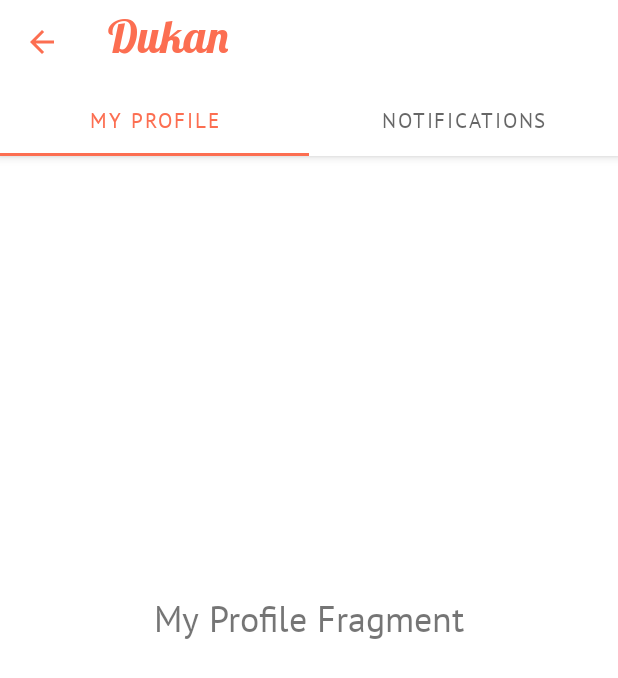
After one commit to milanvthakor/dukan-app, an Android app: the ProfileFragment screen opened directly, with no data from a screen before it, on a phone screen of 412 x 824 dp. The commit adds this screen. Shown: the top 678 px of the screen. Run offline under Robolectric (Android 15) with nearby library versions, the phone set to English and light mode, and no system bars.

Commit message:
Internship Day11:- Task 2, Implement Tab Layout with ViewPager and Fragments.

```diff
--- a/app/build.gradle
+++ b/app/build.gradle
@@ -36,6 +36,7 @@ dependencies {
 
     // Glide
     implementation 'com.github.bumptech.glide:glide:4.12.0'
+    implementation 'androidx.legacy:legacy-support-v4:1.0.0'
     annotationProcessor 'com.github.bumptech.glide:compiler:4.12.0'
 
     testImplementation 'junit:junit:4.+'
--- a/app/src/main/AndroidManifest.xml
+++ b/app/src/main/AndroidManifest.xml
@@ -13,7 +13,8 @@
         android:supportsRtl="true"
         android:theme="@style/Theme.Dukan"
         tools:ignore="AllowBackup">
-        <activity android:name=".ProductDetailsActivity"></activity>
+        <activity android:name=".SettingsActivity"></activity>
+        <activity android:name=".ProductDetailsActivity" />
         <activity android:name=".ProductListActivity" />
         <activity
             android:name=".RegisterActivity"
--- /dev/null
+++ b/app/src/main/java/com/milan/dukan/ProfileFragment.java
@@ -0,0 +1,64 @@
+package com.milan.dukan;
+
+import android.os.Bundle;
+
+import androidx.fragment.app.Fragment;
+
+import android.view.LayoutInflater;
+import android.view.View;
+import android.view.ViewGroup;
+
+/**
+ * A simple {@link Fragment} subclass.
+ * Use the {@link ProfileFragment#newInstance} factory method to
+ * create an instance of this fragment.
+ */
+public class ProfileFragment extends Fragment {
+
+    // TODO: Rename parameter arguments, choose names that match
+    // the fragment initialization parameters, e.g. ARG_ITEM_NUMBER
+    private static final String ARG_PARAM1 = "param1";
+    private static final String ARG_PARAM2 = "param2";
+
+    // TODO: Rename and change types of parameters
+    private String mParam1;
+    private String mParam2;
+
+    public ProfileFragment() {
+        // Required empty public constructor
+    }
+
+    /**
+     * Use this factory method to create a new instance of
+     * this fragment using the provided parameters.
+     *
+     * @param param1 Parameter 1.
+     * @param param2 Parameter 2.
+     * @return A new instance of fragment ProfileFragment.
+     */
+    // TODO: Rename and change types and number of parameters
+    public static ProfileFragment newInstance(String param1, String param2) {
+        ProfileFragment fragment = new ProfileFragment();
+        Bundle args = new Bundle();
+        args.putString(ARG_PARAM1, param1);
+        args.putString(ARG_PARAM2, param2);
+        fragment.setArguments(args);
+        return fragment;
+    }
+
+    @Override
+    public void onCreate(Bundle savedInstanceState) {
+        super.onCreate(savedInstanceState);
+        if (getArguments() != null) {
+            mParam1 = getArguments().getString(ARG_PARAM1);
+            mParam2 = getArguments().getString(ARG_PARAM2);
+        }
+    }
+
+    @Override
+    public View onCreateView(LayoutInflater inflater, ViewGroup container,
+                             Bundle savedInstanceState) {
+        // Inflate the layout for this fragment
+        return inflater.inflate(R.layout.fragment_profile, container, false);
+    }
+}
--- /dev/null
+++ b/app/src/main/java/com/milan/dukan/SettingsActivity.java
@@ -0,0 +1,64 @@
+package com.milan.dukan;
+
+import android.os.Bundle;
+import android.view.MenuItem;
+
+import androidx.annotation.NonNull;
+import androidx.appcompat.app.AppCompatActivity;
+import androidx.viewpager2.widget.ViewPager2;
+
+import com.google.android.material.tabs.TabLayout;
+import com.google.android.material.tabs.TabLayoutMediator;
+import com.milan.dukan.adapters.SettingsCollectionAdapter;
+
+public class SettingsActivity extends AppCompatActivity {
+
+    // UI Components
+    TabLayout tabLayout;
+    ViewPager2 viewPager;
+
+    // vars
+    SettingsCollectionAdapter mSettingsCollectionAdapter;
+
+    @Override
+    protected void onCreate(Bundle savedInstanceState) {
+        super.onCreate(savedInstanceState);
+        setContentView(R.layout.activity_settings);
+
+        // set custom toolbar as support action bar to activity
+        setSupportActionBar(findViewById(R.id.settings_toolbar));
+        getSupportActionBar().setDisplayHomeAsUpEnabled(true);
+        getSupportActionBar().setHomeAsUpIndicator(R.drawable.ic_baseline_arrow_back_24);
+
+        bindViews();
+        initViewPager();
+    }
+
+    private void bindViews() {
+        tabLayout = findViewById(R.id.settings_tab_layout);
+        viewPager = findViewById(R.id.settings_view_pager);
+    }
+
+    private void initViewPager() {
+        mSettingsCollectionAdapter = new SettingsCollectionAdapter(this);
+        viewPager.setAdapter(mSettingsCollectionAdapter);
+        new TabLayoutMediator(tabLayout, viewPager, (tab, position) -> {
+            if (position == 0) {
+                tab.setText(getString(R.string.my_profile));
+            } else {
+                tab.setText(getString(R.string.notifications));
+            }
+        }).attach();
+    }
+
+    @Override
+    public boolean onOptionsItemSelected(@NonNull MenuItem item) {
+        int id = item.getItemId();
+
+        if (id == android.R.id.home) {
+            onBackPressed();
+            return true;
+        }
+        return super.onOptionsItemSelected(item);
+    }
+}
--- /dev/null
+++ b/app/src/main/java/com/milan/dukan/adapters/SettingsCollectionAdapter.java
@@ -0,0 +1,31 @@
+package com.milan.dukan.adapters;
+
+import androidx.annotation.NonNull;
+import androidx.fragment.app.Fragment;
+import androidx.fragment.app.FragmentActivity;
+import androidx.viewpager2.adapter.FragmentStateAdapter;
+
+import com.milan.dukan.NotificationFragment;
+import com.milan.dukan.ProfileFragment;
+
+public class SettingsCollectionAdapter extends FragmentStateAdapter {
+
+    public SettingsCollectionAdapter(@NonNull FragmentActivity fragmentActivity) {
+        super(fragmentActivity);
+    }
+
+    @NonNull
+    @Override
+    public Fragment createFragment(int position) {
+        if (position == 0) {
+            return new ProfileFragment();
+        } else {
+            return new NotificationFragment();
+        }
+    }
+
+    @Override
+    public int getItemCount() {
+        return 2;
+    }
+}
--- /dev/null
+++ b/app/src/main/res/drawable/ic_baseline_person_24.xml
@@ -0,0 +1,5 @@
+<vector android:height="24dp" android:tint="#FC6E51"
+    android:viewportHeight="24" android:viewportWidth="24"
+    android:width="24dp" xmlns:android="http://schemas.android.com/apk/res/android">
+    <path android:fillColor="@android:color/white" android:pathData="M12,12c2.21,0 4,-1.79 4,-4s-1.79,-4 -4,-4 -4,1.79 -4,4 1.79,4 4,4zM12,14c-2.67,0 -8,1.34 -8,4v2h16v-2c0,-2.66 -5.33,-4 -8,-4z"/>
+</vector>
--- /dev/null
+++ b/app/src/main/res/drawable/ic_baseline_settings_24.xml
@@ -0,0 +1,5 @@
+<vector android:height="24dp" android:tint="#FC6E51"
+    android:viewportHeight="24" android:viewportWidth="24"
+    android:width="24dp" xmlns:android="http://schemas.android.com/apk/res/android">
+    <path android:fillColor="@android:color/white" android:pathData="M19.14,12.94c0.04,-0.3 0.06,-0.61 0.06,-0.94c0,-0.32 -0.02,-0.64 -0.07,-0.94l2.03,-1.58c0.18,-0.14 0.23,-0.41 0.12,-0.61l-1.92,-3.32c-0.12,-0.22 -0.37,-0.29 -0.59,-0.22l-2.39,0.96c-0.5,-0.38 -1.03,-0.7 -1.62,-0.94L14.4,2.81c-0.04,-0.24 -0.24,-0.41 -0.48,-0.41h-3.84c-0.24,0 -0.43,0.17 -0.47,0.41L9.25,5.35C8.66,5.59 8.12,5.92 7.63,6.29L5.24,5.33c-0.22,-0.08 -0.47,0 -0.59,0.22L2.74,8.87C2.62,9.08 2.66,9.34 2.86,9.48l2.03,1.58C4.84,11.36 4.8,11.69 4.8,12s0.02,0.64 0.07,0.94l-2.03,1.58c-0.18,0.14 -0.23,0.41 -0.12,0.61l1.92,3.32c0.12,0.22 0.37,0.29 0.59,0.22l2.39,-0.96c0.5,0.38 1.03,0.7 1.62,0.94l0.36,2.54c0.05,0.24 0.24,0.41 0.48,0.41h3.84c0.24,0 0.44,-0.17 0.47,-0.41l0.36,-2.54c0.59,-0.24 1.13,-0.56 1.62,-0.94l2.39,0.96c0.22,0.08 0.47,0 0.59,-0.22l1.92,-3.32c0.12,-0.22 0.07,-0.47 -0.12,-0.61L19.14,12.94zM12,15.6c-1.98,0 -3.6,-1.62 -3.6,-3.6s1.62,-3.6 3.6,-3.6s3.6,1.62 3.6,3.6S13.98,15.6 12,15.6z"/>
+</vector>
--- /dev/null
+++ b/app/src/main/res/layout/activity_settings.xml
@@ -0,0 +1,16 @@
+<?xml version="1.0" encoding="utf-8"?>
+<androidx.coordinatorlayout.widget.CoordinatorLayout xmlns:android="http://schemas.android.com/apk/res/android"
+    xmlns:tools="http://schemas.android.com/tools"
+    android:layout_width="match_parent"
+    android:layout_height="match_parent"
+    tools:context=".SettingsActivity">
+
+    <include
+        android:id="@+id/settings_toolbar_layout"
+        layout="@layout/toolbar_settings" />
+
+    <androidx.viewpager2.widget.ViewPager2
+        android:id="@+id/settings_view_pager"
+        android:layout_width="match_parent"
+        android:layout_height="match_parent" />
+</androidx.coordinatorlayout.widget.CoordinatorLayout>
--- /dev/null
+++ b/app/src/main/res/layout/fragment_profile.xml
@@ -0,0 +1,18 @@
+<?xml version="1.0" encoding="utf-8"?>
+<androidx.constraintlayout.widget.ConstraintLayout xmlns:android="http://schemas.android.com/apk/res/android"
+    xmlns:tools="http://schemas.android.com/tools"
+    android:layout_width="match_parent"
+    android:layout_height="match_parent"
+    xmlns:app="http://schemas.android.com/apk/res-auto"
+    tools:context=".ProfileFragment">
+
+    <TextView
+        android:layout_width="wrap_content"
+        android:layout_height="wrap_content"
+        android:text="My Profile Fragment"
+        android:textSize="24sp"
+        app:layout_constraintBottom_toBottomOf="parent"
+        app:layout_constraintLeft_toLeftOf="parent"
+        app:layout_constraintRight_toRightOf="parent"
+        app:layout_constraintTop_toTopOf="parent" />
+</androidx.constraintlayout.widget.ConstraintLayout>
--- /dev/null
+++ b/app/src/main/res/layout/toolbar_settings.xml
@@ -0,0 +1,35 @@
+<?xml version="1.0" encoding="utf-8"?>
+<com.google.android.material.appbar.AppBarLayout xmlns:android="http://schemas.android.com/apk/res/android"
+    xmlns:app="http://schemas.android.com/apk/res-auto"
+    android:layout_width="match_parent"
+    android:layout_height="wrap_content">
+
+    <androidx.appcompat.widget.Toolbar
+        android:id="@+id/settings_toolbar"
+        style="@style/Theme.AppCompat.DayNight.DarkActionBar"
+        android:layout_width="match_parent"
+        android:layout_height="?attr/actionBarSize"
+        android:background="?attr/colorSurface"
+        app:title="@string/app_name"
+        app:titleTextAppearance="@style/Theme.Dukan.AppName.Toolbar"
+        app:titleTextColor="@color/persimmon_500" />
+
+    <com.google.android.material.tabs.TabLayout
+        android:id="@+id/settings_tab_layout"
+        android:layout_width="match_parent"
+        android:layout_height="wrap_content"
+        app:tabIndicatorColor="@color/persimmon_500"
+        app:tabMode="fixed"
+        app:tabSelectedTextColor="@color/persimmon_500">
+
+        <com.google.android.material.tabs.TabItem
+            android:layout_width="match_parent"
+            android:layout_height="wrap_content"
+            android:text="@string/my_profile" />
+
+        <com.google.android.material.tabs.TabItem
+            android:layout_width="match_parent"
+            android:layout_height="wrap_content"
+            android:text="@string/notifications" />
+    </com.google.android.material.tabs.TabLayout>
+</com.google.android.material.appbar.AppBarLayout>
--- a/app/src/main/res/values/strings.xml
+++ b/app/src/main/res/values/strings.xml
@@ -26,6 +26,7 @@
     <string name="categories">Categories</string>
     <string name="view_more">View More</string>
     <string name="description">Description</string>
+    <string name="my_profile">My Profile</string>
 
     <!-- Custom font list of the application -->
     <array name="preloaded_fonts" translatable="false">
@@ -222,4 +223,7 @@
         <item>Yercaud</item>
         <item>Zanskar</item>
     </string-array>
+    <!-- TODO: Remove or change this placeholder text -->
+    <string name="hello_blank_fragment">Hello blank fragment</string>
+    <string name="notifications">Notifications</string>
 </resources>
```
Also changed, not shown: app/src/main/java/com/milan/dukan/MainActivity.java (+14 -0 lines), app/src/main/java/com/milan/dukan/NotificationFragment.java (added, +64 -0 lines), app/src/main/res/layout/fragment_notification.xml (added, +18 -0 lines), app/src/main/res/menu/main_menu.xml (+7 -1 lines).
